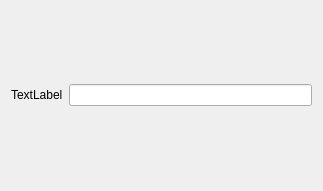
This is enterdialog.ui in zhyjiang/GobangServer as Qt 5 draws it before an edit. The edited form follows.
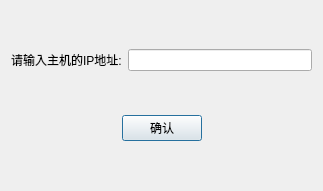
This is the edited form.

Diff of the .ui file:
```diff
--- a/enterdialog.ui
+++ b/enterdialog.ui
@@ -19,7 +19,7 @@
      <item>
       <widget class="QLabel" name="label">
        <property name="text">
-        <string>TextLabel</string>
+        <string>请输入主机的IP地址:</string>
        </property>
       </widget>
      </item>
@@ -31,6 +31,43 @@
    <item>
     <layout class="QGridLayout" name="gridLayout"/>
    </item>
+   <item>
+    <layout class="QHBoxLayout" name="horizontalLayout_2">
+     <item>
+      <spacer name="horizontalSpacer">
+       <property name="orientation">
+        <enum>Qt::Horizontal</enum>
+       </property>
+       <property name="sizeHint" stdset="0">
+        <size>
+         <width>40</width>
+         <height>20</height>
+        </size>
+       </property>
+      </spacer>
+     </item>
+     <item>
+      <widget class="QPushButton" name="ok">
+       <property name="text">
+        <string>确认</string>
+       </property>
+      </widget>
+     </item>
+     <item>
+      <spacer name="horizontalSpacer_2">
+       <property name="orientation">
+        <enum>Qt::Horizontal</enum>
+       </property>
+       <property name="sizeHint" stdset="0">
+        <size>
+         <width>40</width>
+         <height>20</height>
+        </size>
+       </property>
+      </spacer>
+     </item>
+    </layout>
+   </item>
   </layout>
  </widget>
  <resources/>
```
